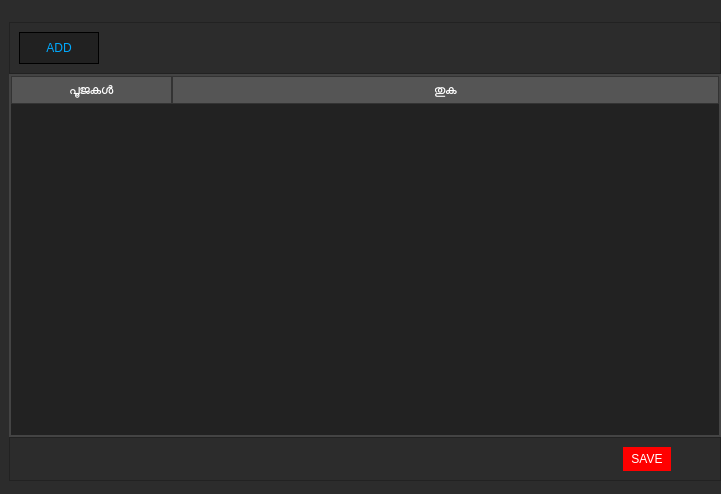
Qt form tableformater.ui (CODERroot289/project-surya) before a commit.
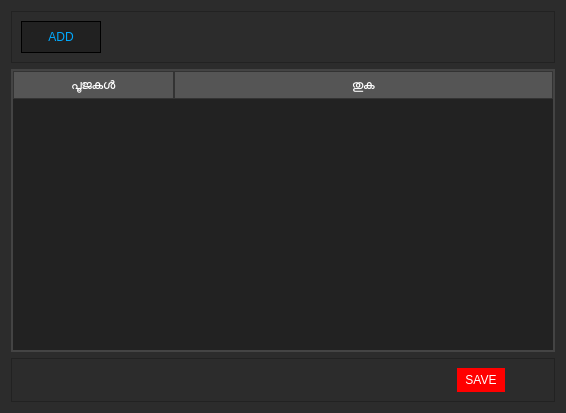
The same form after that commit.

Diff of the .ui file:
```diff
--- a/tableformater.ui
+++ b/tableformater.ui
@@ -1,13 +1,13 @@
 <?xml version="1.0" encoding="UTF-8"?>
 <ui version="4.0">
- <class>MainWindow</class>
- <widget class="QMainWindow" name="MainWindow">
+ <class>Dialog</class>
+ <widget class="QDialog" name="Dialog">
   <property name="geometry">
    <rect>
     <x>0</x>
     <y>0</y>
-    <width>721</width>
-    <height>494</height>
+    <width>566</width>
+    <height>413</height>
    </rect>
   </property>
   <property name="windowTitle">
@@ -18,23 +18,7 @@
 background-color: rgb(44, 44, 44);
 </string>
   </property>
-  <widget class="QWidget" name="centralwidget">
    <layout class="QVBoxLayout" name="verticalLayout">
-    <property name="spacing">
-     <number>0</number>
-    </property>
-    <property name="leftMargin">
-     <number>9</number>
-    </property>
-    <property name="topMargin">
-     <number>22</number>
-    </property>
-    <property name="rightMargin">
-     <number>0</number>
-    </property>
-    <property name="bottomMargin">
-     <number>13</number>
-    </property>
     <item>
      <widget class="QFrame" name="frame">
       <property name="frameShape">
@@ -98,6 +82,12 @@
     </item>
     <item>
      <widget class="QTableWidget" name="tableWidget">
+     <property name="font">
+      <font>
+       <family>Noto Sans Malayalam</family>
+       <pointsize>-1</pointsize>
+      </font>
+     </property>
       <property name="styleSheet">
        <string notr="true">QTableWidget {
         border: 2px solid #444;
@@ -274,7 +264,6 @@
      </widget>
     </item>
    </layout>
-  </widget>
  </widget>
  <resources/>
  <connections/>
```
Left out of the diff: 2 changed lines with no effect on the pictures. Lines whose indentation alone changed are shown as unchanged.
